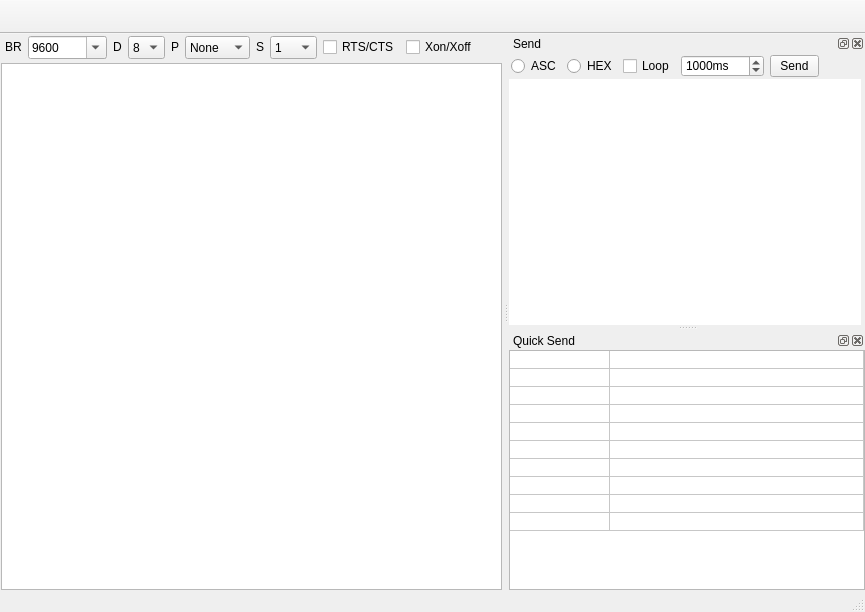
This is ui/mainwindow.ui in gamesun/UartVide as Qt 5 draws it before an edit. The edited form follows.
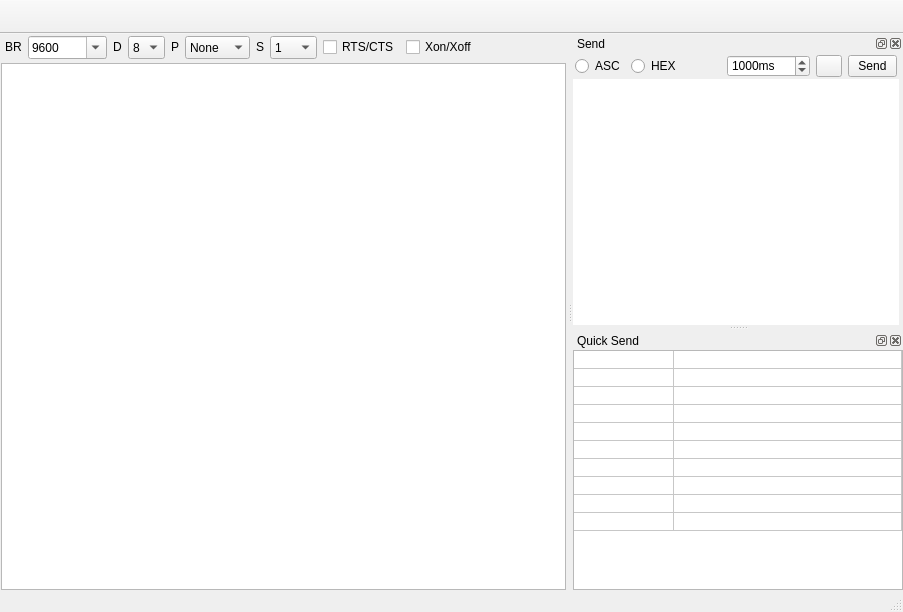
This is the edited form.

Patch:
```diff
--- a/ui/mainwindow.ui
+++ b/ui/mainwindow.ui
@@ -6,7 +6,7 @@
    <rect>
     <x>0</x>
     <y>0</y>
-    <width>865</width>
+    <width>903</width>
     <height>612</height>
    </rect>
   </property>
@@ -702,23 +702,17 @@
         </widget>
        </item>
        <item>
-        <widget class="QCheckBox" name="chkLoop">
-         <property name="minimumSize">
-          <size>
-           <width>0</width>
-           <height>22</height>
-          </size>
+        <spacer name="horizontalSpacer">
+         <property name="orientation">
+          <enum>Qt::Horizontal</enum>
          </property>
-         <property name="maximumSize">
+         <property name="sizeHint" stdset="0">
           <size>
-           <width>16777215</width>
-           <height>22</height>
+           <width>40</width>
+           <height>20</height>
           </size>
          </property>
-         <property name="text">
-          <string notr="true">Loop</string>
-         </property>
-        </widget>
+        </spacer>
        </item>
        <item>
         <widget class="QSpinBox" name="spnPeriod">
@@ -754,14 +748,24 @@
          </property>
         </widget>
        </item>
+       <item>
+        <widget class="QToolButton" name="btnLoop">
+         <property name="minimumSize">
+          <size>
+           <width>26</width>
+           <height>22</height>
+          </size>
+         </property>
+         <property name="maximumSize">
+          <size>
+           <width>26</width>
+           <height>22</height>
+          </size>
+         </property>
+        </widget>
+       </item>
        <item>
         <widget class="QToolButton" name="btnSend">
-         <property name="sizePolicy">
-          <sizepolicy hsizetype="Expanding" vsizetype="Fixed">
-           <horstretch>0</horstretch>
-           <verstretch>0</verstretch>
-          </sizepolicy>
-         </property>
          <property name="minimumSize">
           <size>
            <width>0</width>
@@ -779,19 +783,6 @@
          </property>
         </widget>
        </item>
-       <item>
-        <spacer name="horizontalSpacer">
-         <property name="orientation">
-          <enum>Qt::Horizontal</enum>
-         </property>
-         <property name="sizeHint" stdset="0">
-          <size>
-           <width>40</width>
-           <height>20</height>
-          </size>
-         </property>
-        </spacer>
-       </item>
       </layout>
      </item>
      <item>
```
Left out of the diff: 6 changed lines with no effect on the pictures.
